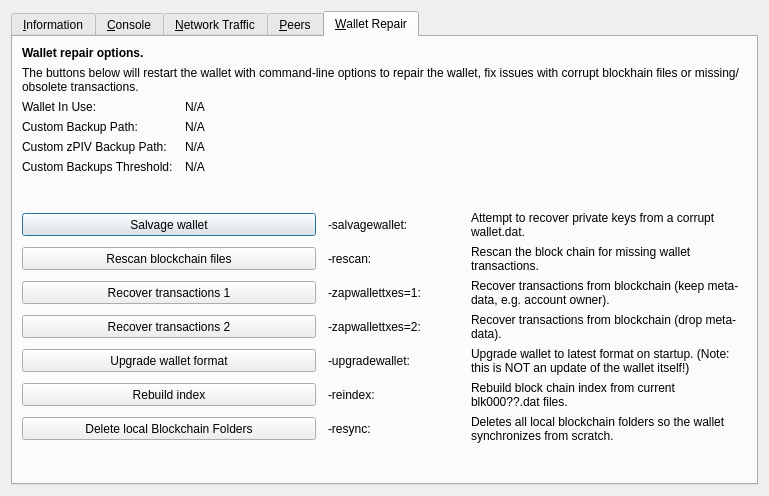
Above: src/qt/forms/rpcconsole.ui from dogecash/dogecash-old before the change. Below: the same form after it.
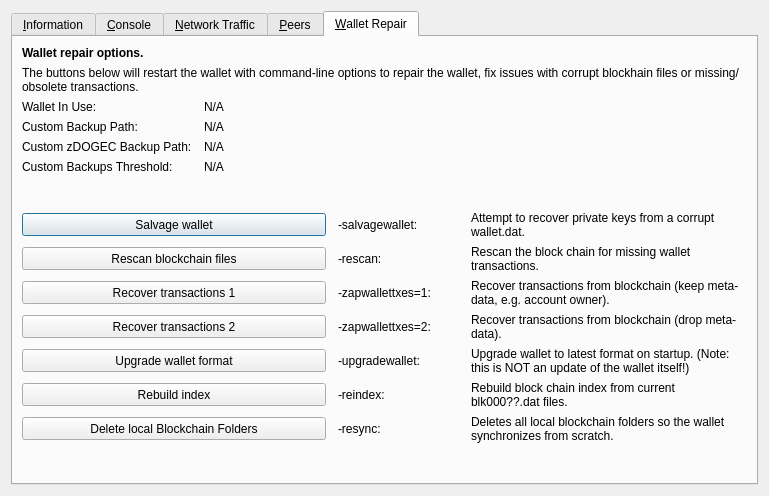
That is the form after the change. The open tabs and pages were chosen to show the change. Icons and pictures are not drawn. Custom widgets are drawn as their Qt base class.

Patch:
```diff
--- a/src/qt/forms/rpcconsole.ui
+++ b/src/qt/forms/rpcconsole.ui
@@ -1333,7 +1333,7 @@
           <bool>false</bool>
          </property>
          <property name="text">
-          <string>Custom zPIV Backup Path:</string>
+          <string>Custom zDOGEC Backup Path:</string>
          </property>
         </widget>
        </item>
```
Left out of the diff: 10 changed lines with no effect on the pictures.
